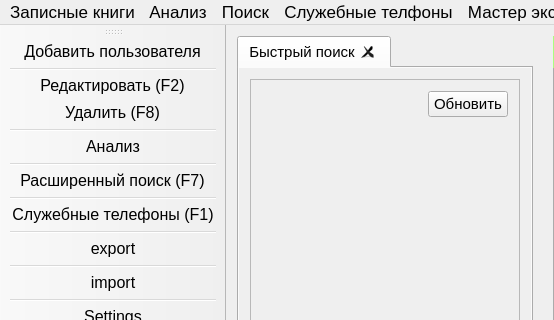
Old version of the form mainwindow.ui in the repository Yavlados/VKR; both pictures show x 0 to 554 and y 0 to 320 of the 1233 by 810 pixel window.
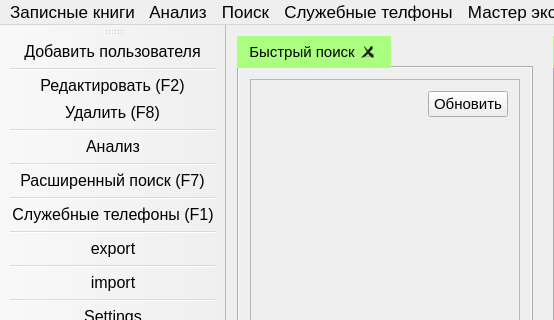
New version of the form. Icons and pictures are not drawn.

```diff
--- a/mainwindow.ui
+++ b/mainwindow.ui
@@ -54,6 +54,11 @@
        <property name="autoFillBackground">
         <bool>true</bool>
        </property>
+       <property name="styleSheet">
+        <string notr="true">QTabBar::tab:selected {
+    background: rgb(170, 255, 127);
+}</string>
+       </property>
        <property name="currentIndex">
         <number>0</number>
        </property>
```
